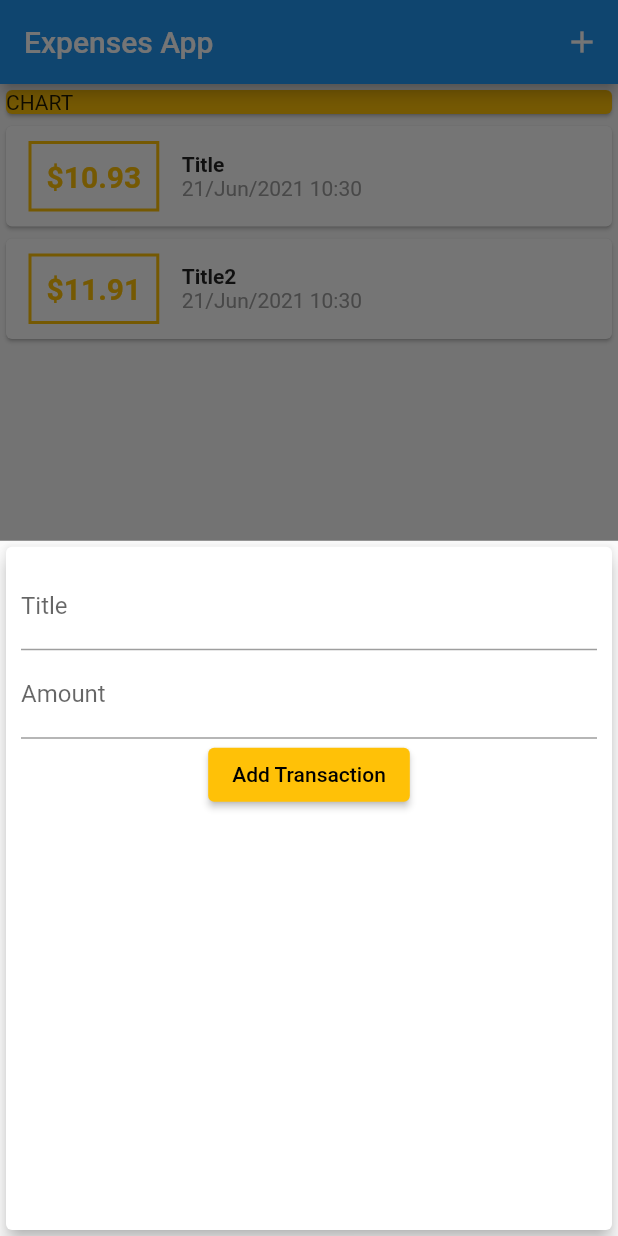
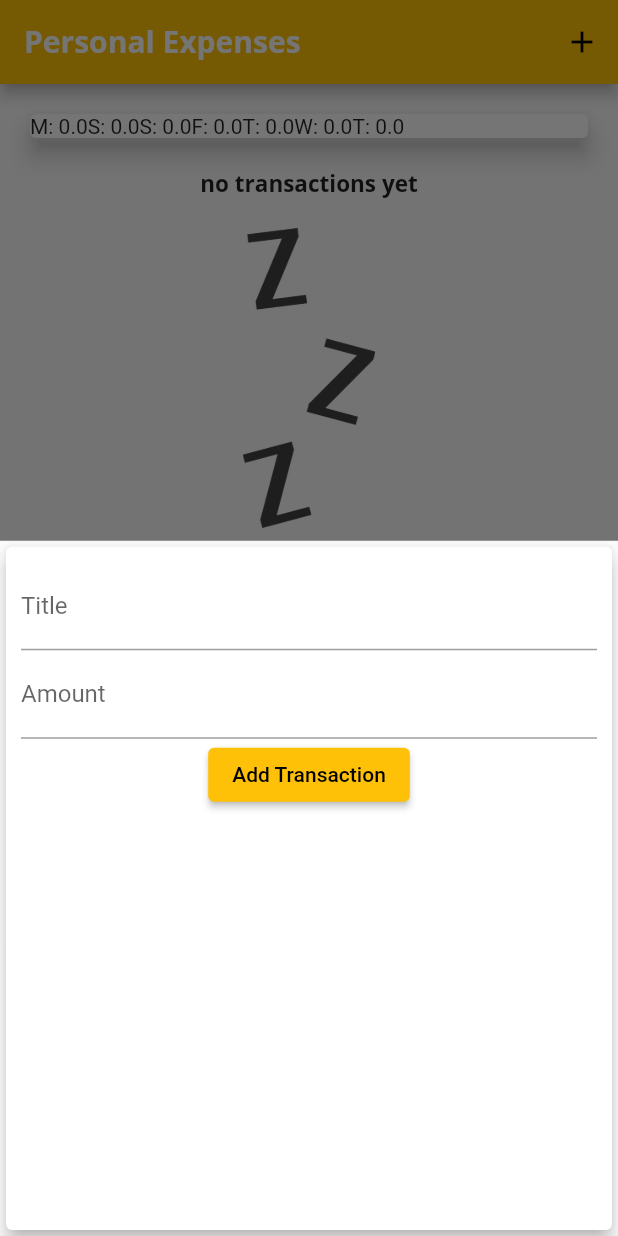
Before and after one commit to haziqkamel/Flutter-Expense-App, a Flutter app: the screen it shows after launch, after a tap on the "add" icon, on a phone screen of 412 x 824 dp. Run offline on Flutter 3.47's test engine with Material 2 defaults, Android fonts, the phone set to English and light mode, and no system bars.

Commit message:
update contents

```diff
--- a/lib/main.dart
+++ b/lib/main.dart
@@ -1,7 +1,9 @@
 import 'package:flutter/material.dart';
+import 'package:flutter_app_02/widgets/chart.dart';
 import './widgets/transaction_list.dart';
 import './widgets/new_transaction.dart';
 import './models/transaction.dart';
+import './widgets/chart.dart';
 
 void main() => runApp(MyApp());
 
@@ -9,7 +11,26 @@
   @override
   Widget build(BuildContext context) {
     return MaterialApp(
-      title: 'Expense App',
+      title: 'Personal Expenses',
+      theme: ThemeData(
+          primarySwatch: Colors.amber,
+          accentColor: Colors.amber,
+          fontFamily: 'Quicksand',
+          textTheme: ThemeData.light().textTheme.copyWith(
+                  bodyText1: TextStyle(
+                fontFamily: 'OpenSans',
+                fontWeight: FontWeight.bold,
+                fontSize: 15,
+              )),
+          appBarTheme: AppBarTheme(
+            textTheme: ThemeData.light().textTheme.copyWith(
+                  headline6: TextStyle(
+                    fontFamily: 'OpenSans',
+                    fontSize: 20,
+                    fontWeight: FontWeight.bold,
+                  ),
+                ),
+          )),
       home: MyHomePage(),
     );
   }
@@ -22,19 +43,31 @@
 
 class _MyHomePageState extends State<MyHomePage> {
   final List<Transaction> _userTransactions = [
-    Transaction(
-      id: 't1',
-      title: 'Title',
-      amount: 10.93,
-      dateTime: DateTime.now(),
-    ),
-    Transaction(
-      id: 't2',
-      title: 'Title2',
-      amount: 11.91,
-      dateTime: DateTime.now(),
-    )
+    // Transaction(
+    //   id: 't1',
+    //   title: 'Title',
+    //   amount: 10.93,
+    //   dateTime: DateTime.now(),
+    // ),
+    // Transaction(
+    //   id: 't2',
+    //   title: 'Title2',
+    //   amount: 11.91,
+    //   dateTime: DateTime.now(),
+    // )
   ];
+
+  List<Transaction> get _recentTransactions {
+    return _userTransactions.where((tx) {
+      return tx.dateTime.isAfter(
+        DateTime.now().subtract(
+          Duration(
+            days: 7,
+          ),
+        ),
+      );
+    }).toList();
+  }
 
   void _addNewTransaction(String txTitle, double txAmount) {
     final newTx = Transaction(
@@ -66,7 +99,12 @@
   Widget build(BuildContext context) {
     return Scaffold(
       appBar: AppBar(
-        title: Text('Expenses App'),
+        title: Text(
+          'Personal Expenses',
+          style: TextStyle(
+            fontFamily: 'OpenSans',
+          ),
+        ),
         actions: <Widget>[
           IconButton(
             icon: Icon(Icons.add),
@@ -79,13 +117,7 @@
           // mainAxisAlignment: MainAxisAlignment.spaceAround,
           crossAxisAlignment: CrossAxisAlignment.stretch,
           children: <Widget>[
-            Container(
-              width: double.infinity,
-              child: Card(
-                color: Colors.amber,
-                child: Text('CHART'),
-              ),
-            ),
+            Chart(_recentTransactions),
             TransactionList(_userTransactions),
           ],
         ),
--- /dev/null
+++ b/lib/widgets/chart.dart
@@ -0,0 +1,49 @@
+import 'package:flutter/material.dart';
+import 'package:intl/intl.dart';
+import '../models/transaction.dart';
+
+class Chart extends StatelessWidget {
+  final List<Transaction> recentTransactions;
+
+  Chart(this.recentTransactions);
+
+  List<Map<String, Object>> get groupTransactionValues {
+    return List.generate(7, (index) {
+      final weekDay = DateTime.now().subtract(
+        Duration(days: index),
+      );
+
+      double totalSum = 0.0;
+
+      for (var i = 0; i < recentTransactions.length; i++) {
+        if (recentTransactions[i].dateTime.day == weekDay.day &&
+            recentTransactions[i].dateTime.month == weekDay.month &&
+            recentTransactions[i].dateTime.year == weekDay.year) {
+          totalSum += recentTransactions[i].amount;
+        }
+      }
+
+      // print(DateFormat.E().format(weekDay));
+      // print(totalSum);
+
+      return {
+        'day': DateFormat.E().format(weekDay).substring(0, 1),
+        'amount': totalSum,
+      };
+    });
+  }
+
+  @override
+  Widget build(BuildContext context) {
+    print(groupTransactionValues);
+    return Card(
+      elevation: 6,
+      margin: EdgeInsets.all(20),
+      child: Row(
+        children: groupTransactionValues.map((data) {
+          return Text('${data['day']}: ${data['amount']}');
+        }).toList(),
+      ),
+    );
+  }
+}
--- a/lib/widgets/new_transaction.dart
+++ b/lib/widgets/new_transaction.dart
@@ -1,11 +1,18 @@
 import 'package:flutter/material.dart';
 
-class NewTransaction extends StatelessWidget {
+class NewTransaction extends StatefulWidget {
   final Function addTx;
-  final titleController = TextEditingController();
-  final amountController = TextEditingController();
 
   NewTransaction(this.addTx);
+
+  @override
+  _NewTransactionState createState() => _NewTransactionState();
+}
+
+class _NewTransactionState extends State<NewTransaction> {
+  final titleController = TextEditingController();
+
+  final amountController = TextEditingController();
 
   void submitData() {
     final enteredTitle = titleController.text;
@@ -14,10 +21,12 @@
     if (enteredTitle.isEmpty || enteredAmount <= 0) {
       return;
     }
-    addTx(
+    widget.addTx(
       enteredTitle,
       enteredAmount,
     );
+
+    Navigator.of(context).pop();
   }
 
   @override
--- a/lib/widgets/transaction_list.dart
+++ b/lib/widgets/transaction_list.dart
@@ -11,7 +11,26 @@
   Widget build(BuildContext context) {
     return Container(
       height: 300,
-      child: ListView.builder(
+      child: transactions.isEmpty
+          ? Column(
+              children: [
+                Text(
+                  'no transactions yet',
+                  style: Theme.of(context).textTheme.bodyText1,
+                ),
+                SizedBox(
+                  height: 20,
+                ),
+                Container(
+                  height: 200,
+                  child: Image.asset(
+                    'assets/images/waiting.png',
+                    fit: BoxFit.cover,
+                  ),
+                ),
+              ],
+            )
+          : ListView.builder(
               itemBuilder: (ctx, index) {
                 return Card(
                   child: Row(
@@ -23,7 +42,7 @@
                         ),
                         decoration: BoxDecoration(
                           border: Border.all(
-                      color: Colors.amber,
+                            color: Theme.of(context).primaryColor,
                             width: 2,
                           ),
                         ),
@@ -33,7 +52,7 @@
                           style: TextStyle(
                             fontWeight: FontWeight.bold,
                             fontSize: 20,
-                      color: Colors.amber,
+                            color: Theme.of(context).primaryColor,
                           ),
                         ),
                       ),
@@ -42,9 +61,7 @@
                         children: [
                           Text(
                             transactions[index].title,
-                      style: TextStyle(
-                        fontWeight: FontWeight.bold,
-                      ),
+                            style: Theme.of(context).textTheme.bodyText1,
                           ),
                           Text(
                             DateFormat('dd/MMM/yyyy HH:mm')
```
Also changed, not shown: lib/widgets/chart_bar.dart (added, +55 -0 lines), pubspec.yaml (+13 -8 lines), assets/fonts/OpenSans-Bold.ttf (added), assets/fonts/OpenSans-Regular.ttf (added), assets/fonts/Quicksand-Bold.ttf (added), assets/fonts/Quicksand-Light.ttf (added), assets/fonts/Quicksand-Medium.ttf (added), assets/fonts/Quicksand-Regular.ttf (added), assets/images/waiting.png (added). Lines whose indentation alone changed are shown as unchanged.
